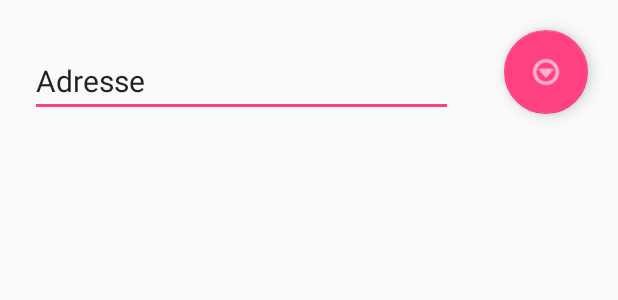
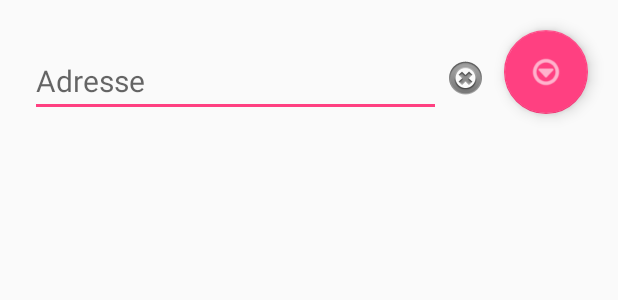
Before and after one commit to TimMeier/WrapUp, an Android app: the layout location_main.xml on its own in the app's theme, with its tools: preview values and no code run, on a phone screen of 412 x 824 dp. Shown: the top 300 px of the screen. Run offline under Robolectric (Android 15) with nearby library versions, the phone set to English and light mode, and no system bars.

Commit message:
Add LocationActivity Button Listener

```diff
--- a/app/src/main/AndroidManifest.xml
+++ b/app/src/main/AndroidManifest.xml
@@ -18,6 +18,7 @@
                 <category android:name="android.intent.category.LAUNCHER" />
             </intent-filter>
         </activity>
+        <activity android:label="@string/app_name" android:name=".LocationActivity"/>
     </application>
 
 </manifest>
--- a/app/src/main/res/layout/location_main.xml
+++ b/app/src/main/res/layout/location_main.xml
@@ -8,7 +8,7 @@
         android:layout_height="wrap_content"
         android:layout_marginTop="30dp"
         android:layout_marginLeft="20dp"
-        android:layout_marginRight="110dp"
+        android:layout_marginRight="118dp"
         android:hint="Adresse"
         android:autoText="false"
         android:textSize="20dp"
@@ -16,7 +16,7 @@
         android:layout_alignParentTop="true"
         android:layout_alignParentLeft="true"
         android:layout_alignParentStart="true"
-        android:text="Adresse" />
+         />
 
     <android.support.design.widget.FloatingActionButton
         android:id="@+id/btn_location"
@@ -31,19 +31,21 @@
         android:layout_marginRight="20dp"
         android:layout_marginEnd="20dp"
         android:layout_marginTop="20dp"
+        android:onClick="goToMainActivity"
         android:tint="#ffffff" />
 
     <ImageButton
         android:id="@+id/btn_clear_et_adress"
         android:layout_width="wrap_content"
         android:layout_height="wrap_content"
-        android:layout_gravity="right|center_vertical"
         android:background="@android:drawable/ic_notification_clear_all"
         android:layout_alignBottom="@+id/et_adress"
+        android:layout_gravity="right|center_vertical"
+        android:layout_marginBottom="10dp"
+        android:layout_marginRight="10dp"
+        android:layout_toLeftOf="@+id/btn_location"
+        android:onClick="removeAdress"
 
-        android:layout_marginBottom="10dp"
-
-        android:layout_toLeftOf="@+id/et_adress"
          />
 
 </RelativeLayout>
```
Also changed, not shown: app/src/main/java/com/enterprise/wrapup/wrapup/LocationActivity.java (+30 -4 lines).
